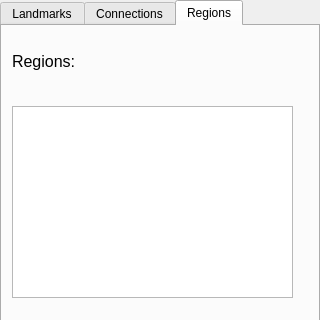
JuPedSim/jpseditor, file forms/widgetlandmark.ui: the form before one commit; both pictures show x 0 to 320 and y 0 to 320 of the 320 by 645 pixel window.
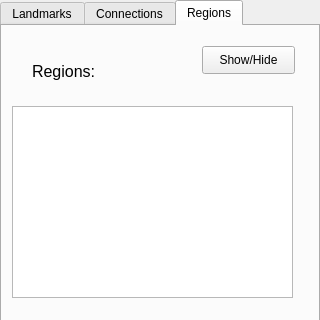
The form after the commit. The open tabs and pages were chosen to show the change.

Commit message: show/hide region; set landmark in region

The edit to the form file:
```diff
--- a/forms/widgetlandmark.ui
+++ b/forms/widgetlandmark.ui
@@ -543,9 +543,9 @@
    <widget class="QLabel" name="label_regions">
     <property name="geometry">
      <rect>
-      <x>10</x>
-      <y>20</y>
-      <width>191</width>
+      <x>30</x>
+      <y>30</y>
+      <width>111</width>
       <height>31</height>
      </rect>
     </property>
@@ -587,6 +587,19 @@
      <string>Close</string>
     </property>
    </widget>
+   <widget class="QPushButton" name="button_showhide_region">
+    <property name="geometry">
+     <rect>
+      <x>200</x>
+      <y>20</y>
+      <width>93</width>
+      <height>28</height>
+     </rect>
+    </property>
+    <property name="text">
+     <string>Show/Hide</string>
+    </property>
+   </widget>
   </widget>
  </widget>
  <resources/>
```
Left out of the diff: 18 changed lines with no effect on the pictures. The commit also changes 6 other files.
